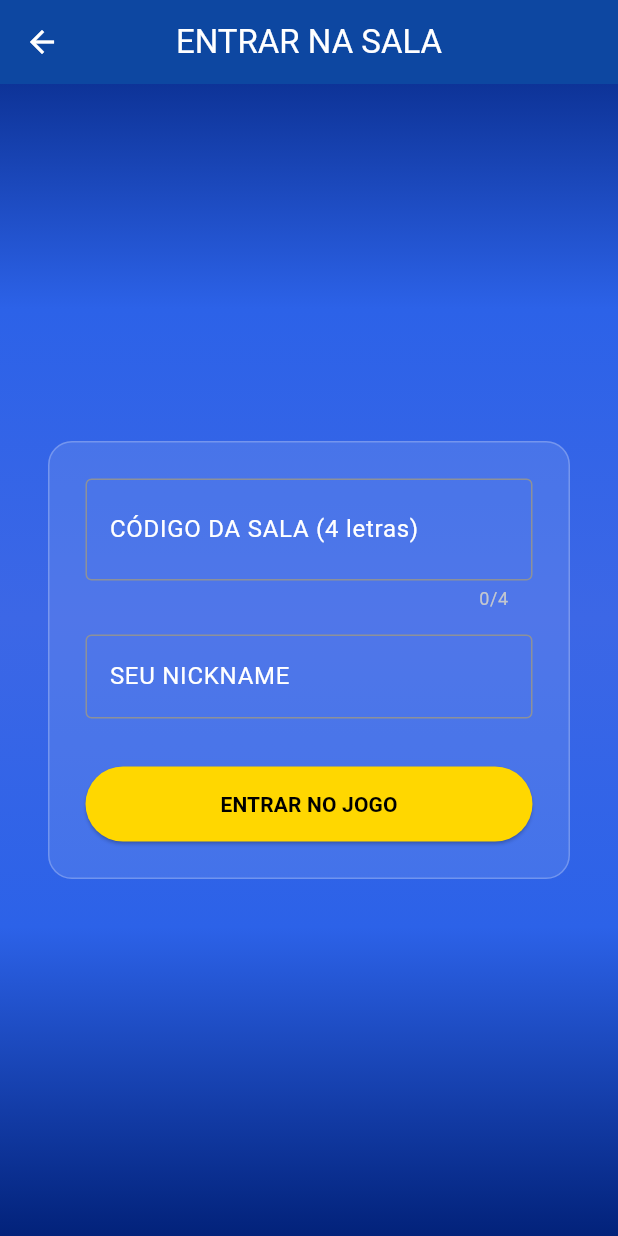
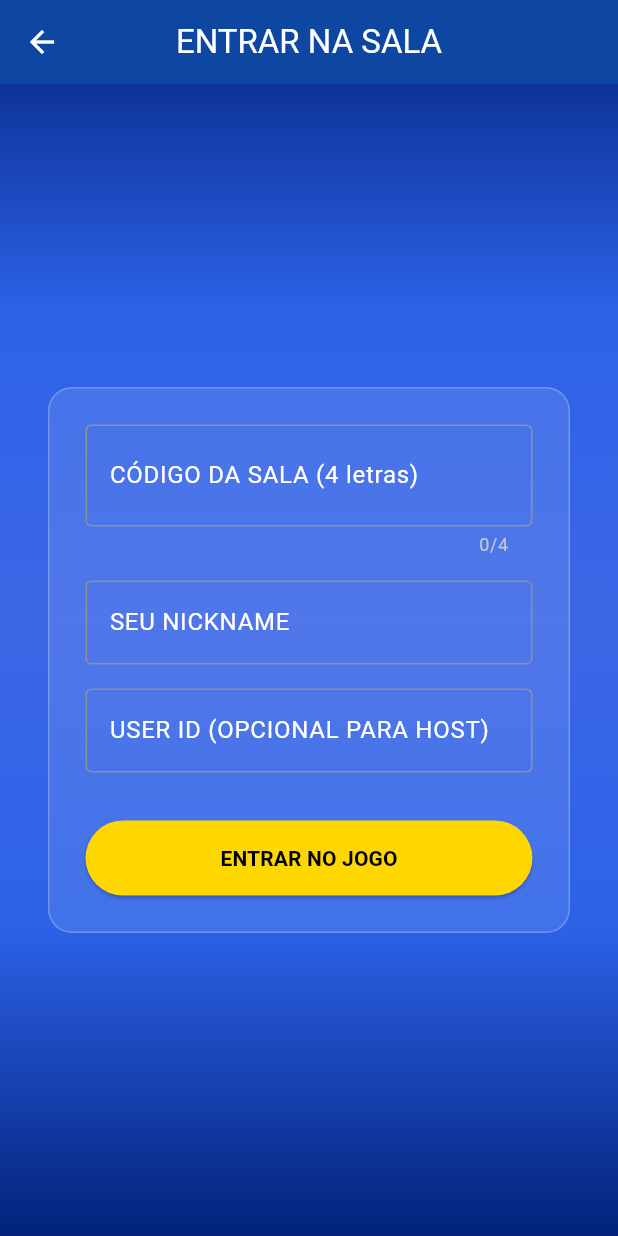
Before and after one commit to gustavo-de-assis/jeopardy_app, a Flutter app: the screen it shows after launch, after a tap on "ENTRAR EM SALA", on a phone screen of 412 x 824 dp. Run offline on Flutter 3.47's test engine with Material 3 defaults, Android fonts, the phone set to English and light mode, and no system bars; our stand-ins replace dio, flutter_riverpod, socket_io_client; network calls fail.

Commit message:
feat: implement multi-device host support and clean up home screen

```diff
--- a/lib/screens/lobby_screen.dart
+++ b/lib/screens/lobby_screen.dart
@@ -16,12 +16,14 @@ class _LobbyScreenState extends ConsumerState<LobbyScreen> {
   bool _isHost = false;
   String? _roomCode;
   String? _nickname;
+  String? _userId;
   bool _hasJoined = false;
   List<dynamic> _players = [];
 
   // Controller for inputs
   final TextEditingController _codeController = TextEditingController();
   final TextEditingController _nickController = TextEditingController();
+  final TextEditingController _userIdController = TextEditingController();
 
   @override
   void didChangeDependencies() {
@@ -33,7 +35,9 @@ class _LobbyScreenState extends ConsumerState<LobbyScreen> {
       if (_isHost && _roomCode != null && !_hasJoined) {
         _hasJoined = true;
         // Host joins their own room via socket to listen for events
-        _socketService.joinRoom(_roomCode!, "HOST");
+        // Using same hardcoded hostId from CategorySelectionScreen for consistency
+        _userId = "host_user_123";
+        _socketService.joinRoom(_roomCode!, "HOST", userId: _userId);
       }
     }
   }
@@ -74,6 +78,7 @@ class _LobbyScreenState extends ConsumerState<LobbyScreen> {
   void _handleJoin() {
     final code = _codeController.text.trim().toUpperCase();
     final nick = _nickController.text.trim();
+    final uid = _userIdController.text.trim();
 
     if (code.isEmpty || nick.isEmpty) {
       ScaffoldMessenger.of(context).showSnackBar(
@@ -84,9 +89,19 @@ class _LobbyScreenState extends ConsumerState<LobbyScreen> {
 
     _nickname = nick;
     _roomCode = code;
-    _socketService.joinRoom(code, nick);
-    setState(() {
-      _hasJoined = true;
+    _userId = uid.isNotEmpty ? uid : null;
+
+    _socketService.joinRoom(code, nick, userId: _userId, onResponse: (data) {
+      if (mounted && data['success'] == true) {
+        setState(() {
+          _isHost = data['role'] == 'HOST';
+          _hasJoined = true;
+        });
+      } else if (mounted) {
+        ScaffoldMessenger.of(context).showSnackBar(
+          SnackBar(content: Text("Erro ao entrar: ${data['message']}")),
+        );
+      }
     });
   }
 
@@ -141,6 +156,16 @@ class _LobbyScreenState extends ConsumerState<LobbyScreen> {
             controller: _nickController,
             decoration: const InputDecoration(
               labelText: "SEU NICKNAME",
+              border: OutlineInputBorder(),
+              labelStyle: TextStyle(color: Colors.white),
+            ),
+            style: const TextStyle(color: Colors.white),
+          ),
+          const SizedBox(height: 16),
+          TextField(
+            controller: _userIdController,
+            decoration: const InputDecoration(
+              labelText: "USER ID (OPCIONAL PARA HOST)",
               border: OutlineInputBorder(),
               labelStyle: TextStyle(color: Colors.white),
             ),
```
Also changed, not shown: lib/screens/home_screen.dart (+0 -23 lines), lib/services/socket_service.dart (+6 -3 lines).
